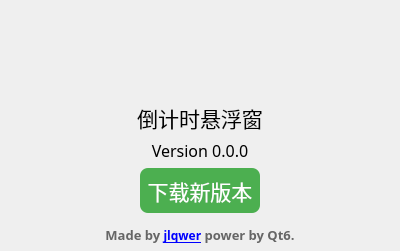
The window that about.ui (jlqwer/countdown) describes before a commit, drawn with Qt 5.
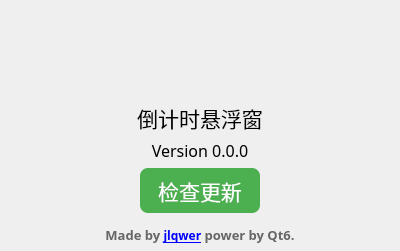
The same window after the commit. Icons and pictures are not drawn.

Patch:
```diff
--- a/about.ui
+++ b/about.ui
@@ -209,7 +209,7 @@
 }</string>
       </property>
       <property name="text">
-       <string>下载新版本</string>
+       <string>检查更新</string>
       </property>
      </widget>
     </item>
```
